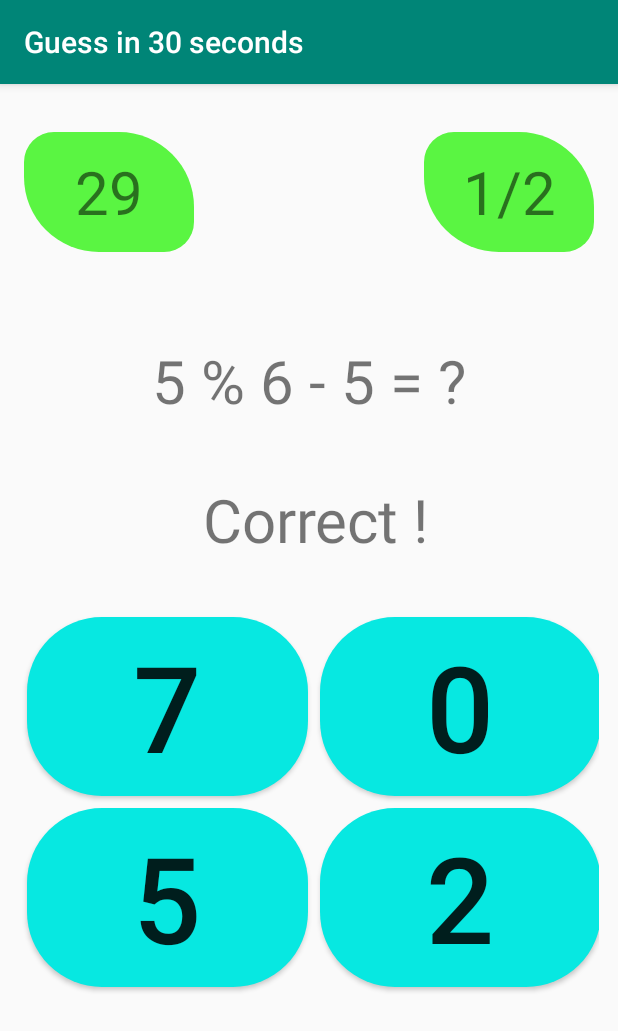
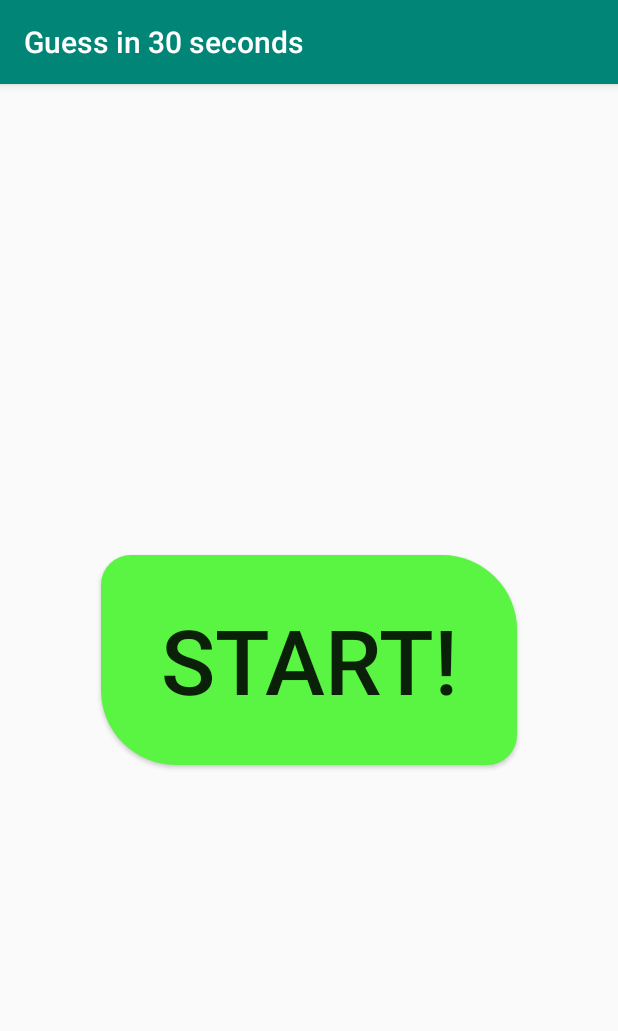
Before and after one commit to i-l-l-u-s-i-o-n/Android-Oreo-Development, an Android app: the screen it shows after launch (MainActivity), on a phone screen of 412 x 824 dp. Shown: the top 1031 px of the screen. Run offline under Robolectric (Android 15) with nearby library versions, the light colour scheme and no system bars.

Commit message:
Initial Commit

```diff
--- a/Guess in 30 seconds Game/app/src/main/java/com/shivam/guessin30seconds/MainActivity.java
+++ b/Guess in 30 seconds Game/app/src/main/java/com/shivam/guessin30seconds/MainActivity.java
@@ -1,5 +1,7 @@
 package com.shivam.guessin30seconds;
 
+import android.os.CountDownTimer;
+import android.support.constraint.ConstraintLayout;
 import android.support.v7.app.AppCompatActivity;
 import android.os.Bundle;
 import android.view.View;
@@ -12,35 +14,58 @@ import java.util.Random;
 public class MainActivity extends AppCompatActivity {
 
     Button startButton;
+    TextView resultStatus;
+    TextView equation;
+    TextView scoreStatus;
+    TextView timer;
+    Button playAgain;
+    Button op1;
+    Button op2;
+    Button op3;
+    Button op4;
+
+    ConstraintLayout gameSetupLayout;
+
     String equationString ;
     int result ;
     int indexOfCorrectAnswer ;
+    int score=0;
+    int numberOfQuestionsDisplayed=0;
+    boolean gameOver=false;
     ArrayList<Integer> options =new ArrayList<>();
 
 
     public void start(View view){
         startButton.setVisibility(View.INVISIBLE);
+        gameSetupLayout.setVisibility(View.VISIBLE);
+        setUpNewQuestion();
+
+        startTimer();
     }
 
 
     public void optionPressed(View view){
 
-        int tag = (Integer)view.getTag();
+        if (!gameOver) {
+            if (Integer.toString(indexOfCorrectAnswer).equals(view.getTag().toString())) {
+                resultStatus.setText("Correct !");
+                score++;
+            } else
+                resultStatus.setText("Wrong! Try again:(");
+
+            numberOfQuestionsDisplayed++;
+            resultStatus.setVisibility(View.VISIBLE);
+            scoreStatus.setText(score + "/" + numberOfQuestionsDisplayed);
+            setUpNewQuestion();
+        }
 
     }
 
-    @Override
-    protected void onCreate(Bundle savedInstanceState) {
-        super.onCreate(savedInstanceState);
-        setContentView(R.layout.activity_main);
+    public void setUpNewQuestion(){
 
-        Button op1= findViewById(R.id.option1);
-        Button op2= findViewById(R.id.option2);
-        Button op3= findViewById(R.id.option3);
-        Button op4= findViewById(R.id.option4);
 
-        TextView equation = findViewById(R.id.equation);
 
+        playAgain.setVisibility(View.INVISIBLE);
         Random random =new Random();
 
         int equationType=random.nextInt(2);  // Generates Random number 0,1
@@ -72,6 +97,7 @@ public class MainActivity extends AppCompatActivity {
 
         indexOfCorrectAnswer=random.nextInt(4);  // Location of correct ans in List.
 
+        options.clear();
         for (int i=0; i<4; i++){
 
             if (i == indexOfCorrectAnswer)
@@ -104,8 +130,67 @@ public class MainActivity extends AppCompatActivity {
         op3.setText(Integer.toString(options.get(2)));
         op4.setText(Integer.toString(options.get(3)));
 
+    }
+
+
+    // Play again Logic!!!!
+    public void setPlayAgain(View view){
+        score=0;
+        numberOfQuestionsDisplayed=0;
+        gameOver=false;
+        timer.setText("30s");
+        playAgain.setVisibility(View.INVISIBLE);
+        scoreStatus.setText(score + "/" + numberOfQuestionsDisplayed);
+        setUpNewQuestion();
+        startTimer();
+    }
+
+
+
+    //Timer setUp
+    private void startTimer(){
+        new CountDownTimer(30050,1000){
+
+            @Override
+            public void onTick(long millisUntilFinished) {
+                timer.setText(millisUntilFinished/1000 + "s");
+            }
+
+            @Override
+            public void onFinish() {
+                playAgain.setVisibility(View.VISIBLE);
+                resultStatus.setVisibility(View.INVISIBLE);
+                gameOver=true;
+            }
+        }.start();
+    }
+
+    @Override
+    protected void onCreate(Bundle savedInstanceState) {
+        super.onCreate(savedInstanceState);
+        setContentView(R.layout.activity_main);
+
+        op1=findViewById(R.id.option1);
+        op2= findViewById(R.id.option2);
+        op3= findViewById(R.id.option3);
+        op4= findViewById(R.id.option4);
+
+        equation= findViewById(R.id.equation);
+        resultStatus=findViewById(R.id.resultStatus);
+        resultStatus.setVisibility(View.INVISIBLE);
 
         startButton=findViewById(R.id.startButton);
+        startButton.setVisibility(View.VISIBLE);
+
+        scoreStatus=findViewById(R.id.scoreStatus);
+        playAgain = findViewById(R.id.playAgain);
+
+        timer=findViewById(R.id.timer);
+        gameSetupLayout=findViewById(R.id.gameSetupLayout);
+
+        gameSetupLayout.setVisibility(View.INVISIBLE);
+
+
 
     }
 }
--- /dev/null
+++ b/Guess in 30 seconds Game/app/src/main/res/drawable/playagainbutton.xml
@@ -0,0 +1,9 @@
+<?xml version="1.0" encoding="utf-8"?>
+<shape xmlns:android="http://schemas.android.com/apk/res/android"
+    android:shape="rectangle">
+    <solid android:color="#fcf003" />
+    <corners android:bottomRightRadius="20dp"
+        android:bottomLeftRadius="50dp"
+        android:topRightRadius="50dp"
+        android:topLeftRadius="20dp"/>
+</shape>
--- a/Guess in 30 seconds Game/app/src/main/res/layout/activity_main.xml
+++ b/Guess in 30 seconds Game/app/src/main/res/layout/activity_main.xml
@@ -21,58 +21,57 @@
         app:layout_constraintStart_toStartOf="parent"
         app:layout_constraintTop_toTopOf="parent" />
 
-    <TextView
-        android:id="@+id/timer"
-        android:layout_width="113dp"
-        android:layout_height="80dp"
-        android:layout_marginStart="16dp"
-        android:layout_marginLeft="16dp"
-        android:layout_marginTop="32dp"
-        android:background="@drawable/roundedbutton"
-        android:gravity="center|center_horizontal"
-        android:text="29"
-        android:textSize="40dp"
+    <android.support.constraint.ConstraintLayout
+        android:id="@+id/gameSetupLayout"
+        android:layout_width="402dp"
+        android:layout_height="733dp"
+        android:layout_marginEnd="15dp"
+        android:layout_marginRight="15dp"
+        app:layout_constraintBottom_toBottomOf="parent"
+        app:layout_constraintEnd_toEndOf="parent"
         app:layout_constraintStart_toStartOf="parent"
-        app:layout_constraintTop_toTopOf="parent" />
+        app:layout_constraintTop_toTopOf="parent">
 
-    <TextView
-        android:id="@+id/textView2"
-        android:layout_width="113dp"
-        android:layout_height="80dp"
-        android:layout_marginTop="32dp"
-        android:layout_marginEnd="16dp"
-        android:layout_marginRight="16dp"
-        android:background="@drawable/roundedbutton"
+        <Button
+            android:id="@+id/playAgain"
+            android:layout_width="252dp"
+            android:layout_height="72dp"
+            android:layout_marginTop="22dp"
+            android:background="@drawable/playagainbutton"
             android:gravity="center"
-        android:text="1/2"
-        android:textSize="40dp"
-        app:layout_constraintEnd_toEndOf="parent"
-        app:layout_constraintTop_toTopOf="parent" />
-
-    <TextView
-        android:id="@+id/equation"
-        android:layout_width="218dp"
-        android:layout_height="56dp"
-        android:layout_marginTop="58dp"
-        android:gravity="center"
-        android:text="9 * 6 = ?"
-        android:textSize="40dp"
+            android:onClick="setPlayAgain"
+            android:text="Play Again!"
+            android:textSize="30dp"
+            android:visibility="invisible"
             app:layout_constraintEnd_toEndOf="parent"
             app:layout_constraintHorizontal_bias="0.5"
             app:layout_constraintStart_toStartOf="parent"
-        app:layout_constraintTop_toBottomOf="@+id/timer" />
+            app:layout_constraintTop_toBottomOf="@+id/equation" />
+
+        <TextView
+            android:id="@+id/resultStatus"
+            android:layout_width="341dp"
+            android:layout_height="62dp"
+            android:layout_marginTop="22dp"
+            android:gravity="center"
+            android:text="Correct !"
+            android:textSize="35dp"
+            app:layout_constraintEnd_toEndOf="parent"
+            app:layout_constraintHorizontal_bias="0.5"
+            app:layout_constraintStart_toStartOf="parent"
+            app:layout_constraintTop_toBottomOf="@+id/equation" />
 
         <android.support.v7.widget.GridLayout
             android:layout_width="385dp"
             android:layout_height="301dp"
-        android:layout_marginStart="8dp"
-        android:layout_marginLeft="8dp"
-        android:layout_marginTop="40dp"
-        android:layout_marginEnd="7dp"
-        android:layout_marginRight="7dp"
+            android:layout_marginStart="16dp"
+            android:layout_marginLeft="16dp"
+            android:layout_marginTop="52dp"
+            android:layout_marginEnd="1dp"
+            android:layout_marginRight="1dp"
             app:layout_constraintEnd_toEndOf="parent"
             app:layout_constraintStart_toStartOf="parent"
-        app:layout_constraintTop_toBottomOf="@+id/resultStatus">
+            app:layout_constraintTop_toBottomOf="@+id/playAgain">
 
             <Button
                 android:id="@+id/option1"
@@ -80,7 +79,7 @@
                 android:layout_height="119dp"
                 android:layout_margin="4dp"
                 android:background="@drawable/button_option"
-            android:onClick="optionPresssed"
+                android:onClick="optionPressed"
                 android:tag="0"
                 android:text="4"
                 android:textSize="80dp"
@@ -93,7 +92,7 @@
                 android:layout_height="119dp"
                 android:layout_margin="4dp"
                 android:background="@drawable/button_option"
-            android:onClick="optionPresssed"
+                android:onClick="optionPressed"
                 android:tag="1"
                 android:text="4"
                 android:textSize="80dp"
@@ -110,7 +109,7 @@
                 android:layout_height="119dp"
                 android:layout_margin="4dp"
                 android:background="@drawable/button_option"
-            android:onClick="optionPresssed"
+                android:onClick="optionPressed"
                 android:tag="2"
                 android:text="4"
                 android:textSize="80dp"
@@ -125,7 +124,7 @@
                 android:layout_height="119dp"
                 android:layout_margin="4dp"
                 android:background="@drawable/button_option"
-            android:onClick="optionPresssed"
+                android:onClick="optionPressed"
                 android:tag="3"
                 android:text="4"
                 android:textSize="80dp"
@@ -134,15 +133,45 @@
         </android.support.v7.widget.GridLayout>
 
         <TextView
-        android:id="@+id/resultStatus"
-        android:layout_width="226dp"
-        android:layout_height="48dp"
-        android:layout_marginTop="37dp"
+            android:id="@+id/equation"
+            android:layout_width="315dp"
+            android:layout_height="63dp"
+            android:layout_marginTop="48dp"
             android:gravity="center"
-        android:text="Correct !"
+            android:text="9 * 6 = ?"
             android:textSize="40dp"
             app:layout_constraintEnd_toEndOf="parent"
-        app:layout_constraintHorizontal_bias="0.524"
+            app:layout_constraintHorizontal_bias="0.5"
             app:layout_constraintStart_toStartOf="parent"
-        app:layout_constraintTop_toBottomOf="@+id/equation" />
+            app:layout_constraintTop_toBottomOf="@+id/scoreStatus" />
+
+        <TextView
+            android:id="@+id/scoreStatus"
+            android:layout_width="133dp"
+            android:layout_height="98dp"
+            android:layout_marginTop="33dp"
+            android:layout_marginEnd="7dp"
+            android:layout_marginRight="7dp"
+            android:background="@drawable/roundedbutton"
+            android:gravity="center"
+            android:text="1/2"
+            android:textSize="40dp"
+            app:layout_constraintEnd_toEndOf="parent"
+            app:layout_constraintTop_toTopOf="parent" />
+
+        <TextView
+            android:id="@+id/timer"
+            android:layout_width="140dp"
+            android:layout_height="97dp"
+            android:layout_marginStart="16dp"
+            android:layout_marginLeft="16dp"
+            android:layout_marginTop="32dp"
+            android:background="@drawable/roundedbutton"
+            android:gravity="center|center_horizontal"
+            android:text="30s"
+            android:textSize="40dp"
+            app:layout_constraintStart_toStartOf="parent"
+            app:layout_constraintTop_toTopOf="parent" />
     </android.support.constraint.ConstraintLayout>
+
+</android.support.constraint.ConstraintLayout>
```
Lines whose indentation alone changed are shown as unchanged.
